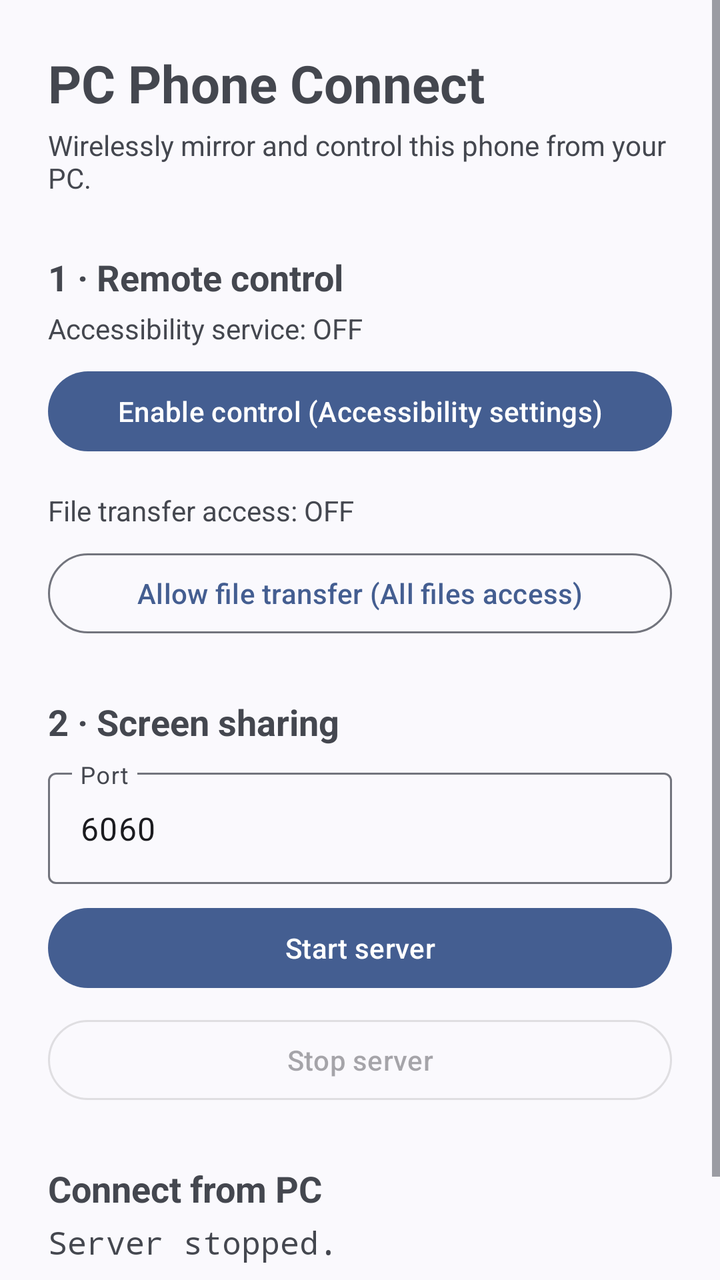
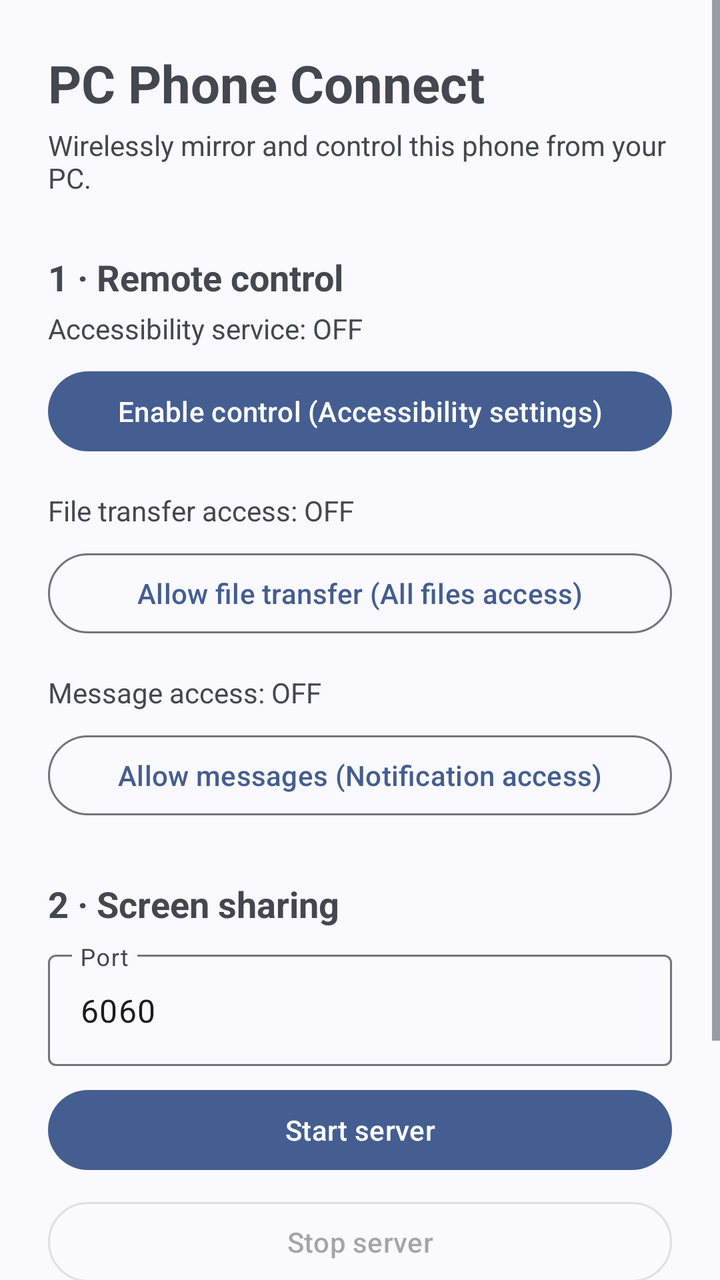

The first picture is an Android layout as it rendered before a commit; the second is the same layout after the commit. The layout source and the unified diff follow.
<!-- AndroidManifest.xml: application theme Theme.PCPhoneConnect -->
<!-- res/layout/activity_main.xml -->
<?xml version="1.0" encoding="utf-8"?>
<ScrollView xmlns:android="http://schemas.android.com/apk/res/android"
    android:layout_width="match_parent"
    android:layout_height="match_parent"
    android:fillViewport="true">

    <LinearLayout
        android:layout_width="match_parent"
        android:layout_height="wrap_content"
        android:orientation="vertical"
        android:padding="24dp">

        <TextView
            android:layout_width="wrap_content"
            android:layout_height="wrap_content"
            android:text="@string/app_name"
            android:textSize="26sp"
            android:textStyle="bold" />

        <TextView
            android:layout_width="match_parent"
            android:layout_height="wrap_content"
            android:layout_marginTop="4dp"
            android:text="Wirelessly mirror and control this phone from your PC."
            android:textSize="14sp" />

        
        <TextView
            android:layout_width="wrap_content"
            android:layout_height="wrap_content"
            android:layout_marginTop="28dp"
            android:text="1 · Remote control"
            android:textSize="18sp"
            android:textStyle="bold" />

        <TextView
            android:id="@+id/accessibilityStatus"
            android:layout_width="match_parent"
            android:layout_height="wrap_content"
            android:layout_marginTop="4dp"
            android:text="Accessibility service: OFF"
            android:textSize="14sp" />

        <com.google.android.material.button.MaterialButton
            android:id="@+id/enableAccessibilityButton"
            android:layout_width="match_parent"
            android:layout_height="wrap_content"
            android:layout_marginTop="8dp"
            android:text="Enable control (Accessibility settings)" />

        <TextView
            android:id="@+id/fileAccessStatus"
            android:layout_width="match_parent"
            android:layout_height="wrap_content"
            android:layout_marginTop="16dp"
            android:text="File transfer access: OFF"
            android:textSize="14sp" />

        <com.google.android.material.button.MaterialButton
            android:id="@+id/enableFilesButton"
            style="@style/Widget.Material3.Button.OutlinedButton"
            android:layout_width="match_parent"
            android:layout_height="wrap_content"
            android:layout_marginTop="8dp"
            android:text="Allow file transfer (All files access)" />

        
        <TextView
            android:layout_width="wrap_content"
            android:layout_height="wrap_content"
            android:layout_marginTop="28dp"
            android:text="2 · Screen sharing"
            android:textSize="18sp"
            android:textStyle="bold" />

        <LinearLayout
            android:layout_width="match_parent"
            android:layout_height="wrap_content"
            android:layout_marginTop="8dp"
            android:orientation="horizontal">

            <com.google.android.material.textfield.TextInputLayout
                style="@style/Widget.Material3.TextInputLayout.OutlinedBox"
                android:layout_width="0dp"
                android:layout_height="wrap_content"
                android:layout_weight="1"
                android:hint="Port">

                <com.google.android.material.textfield.TextInputEditText
                    android:id="@+id/portInput"
                    android:layout_width="match_parent"
                    android:layout_height="wrap_content"
                    android:inputType="number"
                    android:text="6060" />
            </com.google.android.material.textfield.TextInputLayout>
        </LinearLayout>

        <com.google.android.material.button.MaterialButton
            android:id="@+id/startButton"
            android:layout_width="match_parent"
            android:layout_height="wrap_content"
            android:layout_marginTop="8dp"
            android:text="Start server" />

        <com.google.android.material.button.MaterialButton
            android:id="@+id/stopButton"
            style="@style/Widget.Material3.Button.OutlinedButton"
            android:layout_width="match_parent"
            android:layout_height="wrap_content"
            android:layout_marginTop="8dp"
            android:enabled="false"
            android:text="Stop server" />

        
        <TextView
            android:layout_width="wrap_content"
            android:layout_height="wrap_content"
            android:layout_marginTop="28dp"
            android:text="Connect from PC"
            android:textSize="18sp"
            android:textStyle="bold" />

        <TextView
            android:id="@+id/addressText"
            android:layout_width="match_parent"
            android:layout_height="wrap_content"
            android:layout_marginTop="4dp"
            android:fontFamily="monospace"
            android:text="Server stopped."
            android:textIsSelectable="true"
            android:textSize="16sp" />

        <TextView
            android:id="@+id/logText"
            android:layout_width="match_parent"
            android:layout_height="wrap_content"
            android:layout_marginTop="24dp"
            android:fontFamily="monospace"
            android:text=""
            android:textSize="12sp" />

    </LinearLayout>
</ScrollView>
<!-- resources referenced by this layout -->
<resources>
  <string name="app_name">PC Phone Connect</string>
  <style name="Theme.PCPhoneConnect" parent="Theme.Material3.DynamicColors.DayNight" />
</resources>

<!-- the commit's change to res/layout/activity_main.xml (unified diff, before → after) -->
@@ -63,6 +63,22 @@
             android:layout_height="wrap_content"
             android:layout_marginTop="8dp"
             android:text="Allow file transfer (All files access)" />
+
+        <TextView
+            android:id="@+id/messagesStatus"
+            android:layout_width="match_parent"
+            android:layout_height="wrap_content"
+            android:layout_marginTop="16dp"
+            android:text="Message access: OFF"
+            android:textSize="14sp" />
+
+        <com.google.android.material.button.MaterialButton
+            android:id="@+id/enableMessagesButton"
+            style="@style/Widget.Material3.Button.OutlinedButton"
+            android:layout_width="match_parent"
+            android:layout_height="wrap_content"
+            android:layout_marginTop="8dp"
+            android:text="Allow messages (Notification access)" />
 
         
         <TextView
